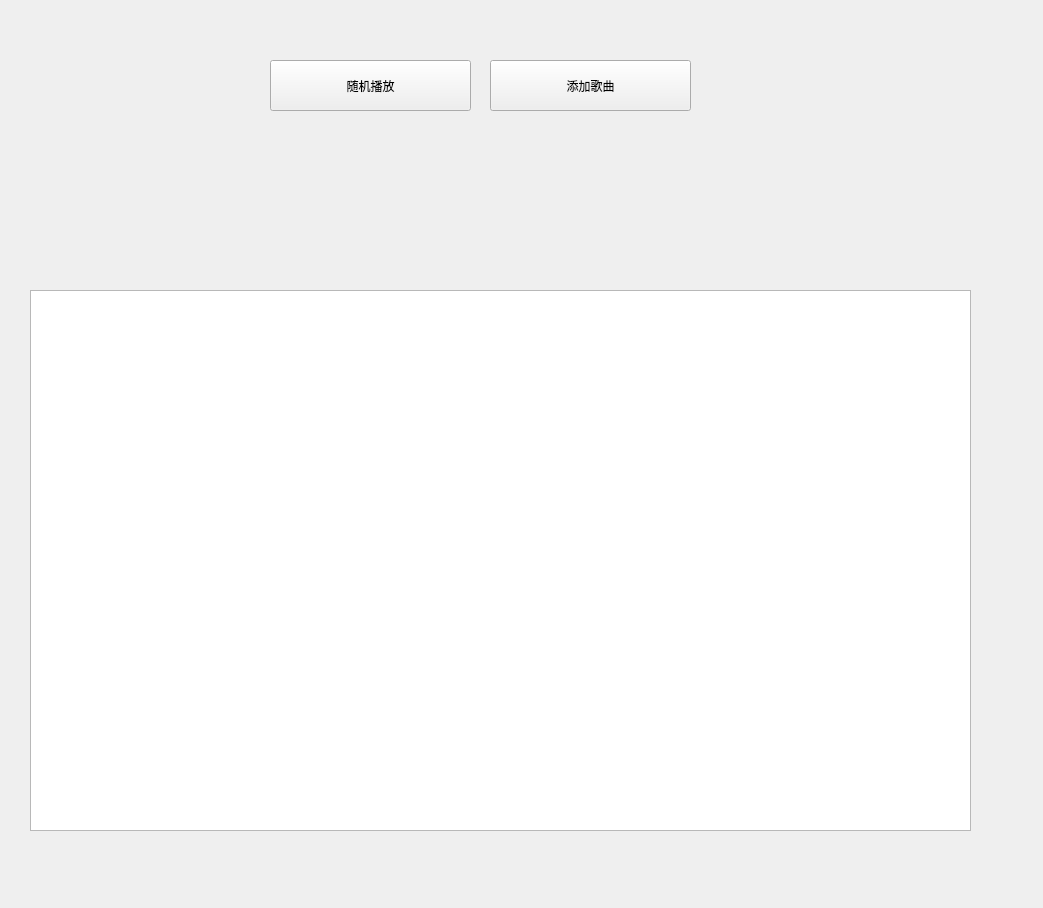
xfxbbb/musicPlayer, file MusicPlayer/MusicPlayer/LocalMusicWgt.ui: the form before one commit.
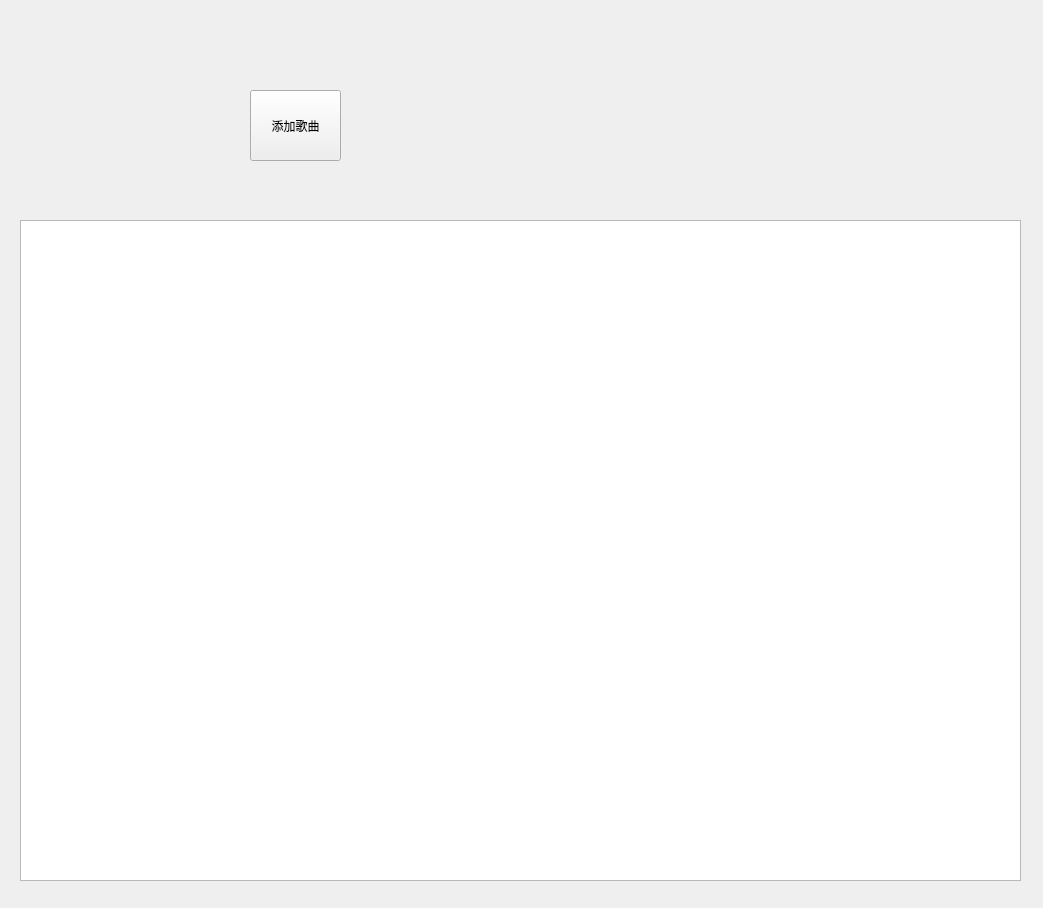
The form after the commit. Icons and pictures are not drawn.

Commit message: 播放音乐

```diff
--- a/MusicPlayer/MusicPlayer/LocalMusicWgt.ui
+++ b/MusicPlayer/MusicPlayer/LocalMusicWgt.ui
@@ -30,42 +30,29 @@
 }</string>
    </property>
   </widget>
-  <widget class="QListView" name="listView">
-   <property name="geometry">
-    <rect>
-     <x>30</x>
-     <y>290</y>
-     <width>941</width>
-     <height>541</height>
-    </rect>
-   </property>
-  </widget>
-  <widget class="QPushButton" name="rdSongBtn">
-   <property name="geometry">
-    <rect>
-     <x>270</x>
-     <y>60</y>
-     <width>201</width>
-     <height>51</height>
-    </rect>
-   </property>
-   <property name="text">
-    <string>随机播放</string>
-   </property>
-  </widget>
   <widget class="QPushButton" name="addSongBtn">
    <property name="geometry">
     <rect>
-     <x>490</x>
-     <y>60</y>
-     <width>201</width>
-     <height>51</height>
+     <x>250</x>
+     <y>90</y>
+     <width>91</width>
+     <height>71</height>
     </rect>
    </property>
    <property name="text">
     <string>添加歌曲</string>
    </property>
   </widget>
+  <widget class="QListWidget" name="listWidget">
+   <property name="geometry">
+    <rect>
+     <x>20</x>
+     <y>220</y>
+     <width>1001</width>
+     <height>661</height>
+    </rect>
+   </property>
+  </widget>
  </widget>
  <layoutdefault spacing="6" margin="11"/>
  <resources>
```
The commit also changes 64 other files.
